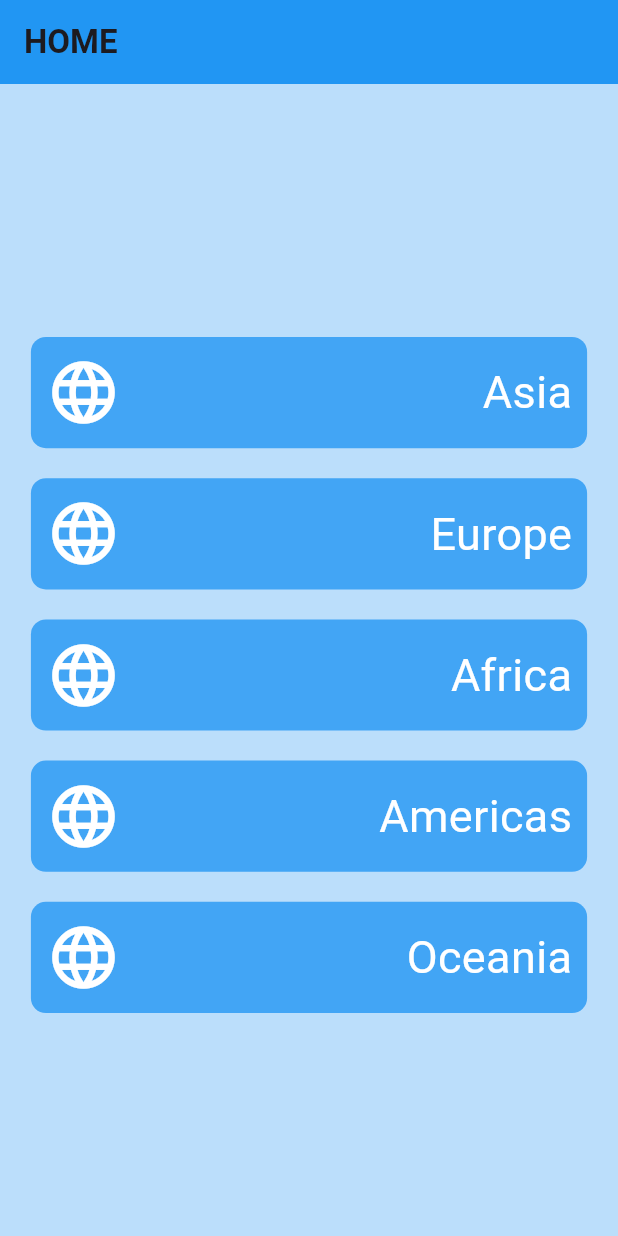
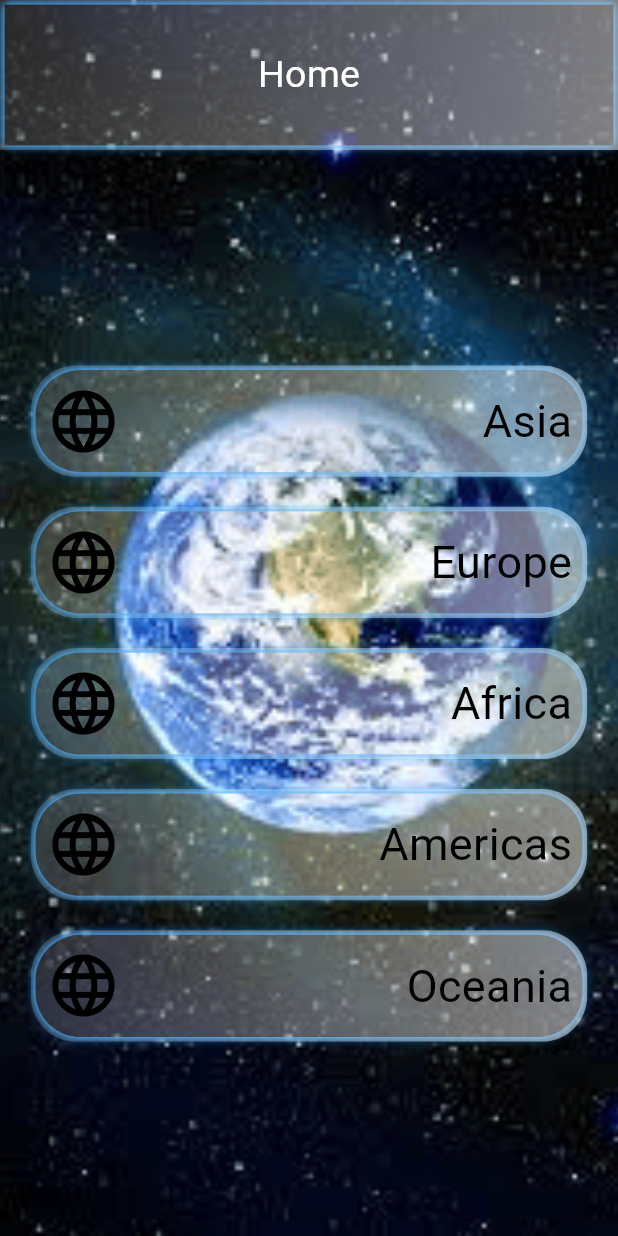
Before and after one commit to Lavlesh-123/tast_2, a Flutter app: the screen it shows after launch, on a phone screen of 412 x 824 dp. Run offline on Flutter 3.47's test engine with Material 3 defaults, Android fonts, the phone set to English and light mode, and no system bars; our stand-ins replace shimmer.

Commit message:
all completed

```diff
--- a/lib/view/home.dart
+++ b/lib/view/home.dart
@@ -1,33 +1,62 @@
-
 import 'package:flutter/material.dart';
 import 'package:task_2/continent_screen.dart';
 
 class HomeView extends StatelessWidget {
-  const HomeView({Key? key}) : super(key: key);
-
+  HomeView({Key? key}) : super(key: key);
+  Color shadowColor = Colors.blue;
   @override
   Widget build(BuildContext context) {
     return Scaffold(
-      backgroundColor: Colors.blue.shade100,
-      appBar: AppBar(
-        title: const Text(
-          'HOME',
-          style: TextStyle(fontWeight: FontWeight.w600),
-        ),
-        backgroundColor: Colors.blue,
-      ),
-      body: Center(
-        child: Column(
-          mainAxisAlignment: MainAxisAlignment.center,
+      body: Stack(alignment: Alignment.center, children: [
+        SizedBox(
+            height: double.infinity,
+            width: double.infinity,
+            child: Image.asset(
+              'assets/images/background.png',
+              fit: BoxFit.cover,
+            )),
+        Column(
+          mainAxisAlignment: MainAxisAlignment.start,
           children: [
+            Container(
+              alignment: Alignment.topCenter,
+              height: 100,
+              width: double.infinity,
+              decoration: BoxDecoration(
+                  boxShadow: [
+                    for (double i = 1; i < 3; i++)
+                      BoxShadow(
+                          spreadRadius: -3,
+                          color: shadowColor,
+                          blurRadius: 3 * i,
+                          blurStyle: BlurStyle.outer)
+                  ],
+                  // borderRadius: BorderRadius.circular(30),
+                  gradient: LinearGradient(
+                      begin: Alignment.topLeft,
+                      end: Alignment.bottomRight,
+                      colors: [
+                        Colors.white.withOpacity(0.15),
+                        Colors.white.withOpacity(0.50),
+                      ])),
+              child: const SafeArea(
+                  child: Center(
+                      child: Text(
+                'Home',
+                style: TextStyle(fontSize: 25, color: Colors.white),
+              ))),
+            ),
+            SizedBox(
+              height: MediaQuery.of(context).size.height * 0.15,
+            ),
             _buildContinent(context, 'Asia'),
             _buildContinent(context, 'Europe'),
             _buildContinent(context, 'Africa'),
             _buildContinent(context, 'Americas'),
             _buildContinent(context, 'Oceania'),
           ],
-        ),
-      ),
+        )
+      ]),
     );
   }
 
@@ -47,9 +76,22 @@ class HomeView extends StatelessWidget {
           height: MediaQuery.of(context).size.height * 0.09,
           width: MediaQuery.of(context).size.width * 0.9,
           decoration: BoxDecoration(
-            borderRadius: BorderRadius.circular(10.0),
-            color: Colors.blue.shade400,
-          ),
+              boxShadow: [
+                for (double i = 1; i < 3; i++)
+                  BoxShadow(
+                      spreadRadius: -3,
+                      color: shadowColor,
+                      blurRadius: 3 * i,
+                      blurStyle: BlurStyle.outer)
+              ],
+              borderRadius: BorderRadius.circular(30),
+              gradient: LinearGradient(
+                  begin: Alignment.topLeft,
+                  end: Alignment.bottomRight,
+                  colors: [
+                    Colors.white.withOpacity(0.15),
+                    Colors.white.withOpacity(0.50),
+                  ])),
           child: Padding(
             padding: const EdgeInsets.only(right: 10.0, left: 10),
             child: Row(
@@ -57,12 +99,12 @@ class HomeView extends StatelessWidget {
               children: [
                 const Icon(
                   Icons.language,
-                  color: Colors.white,
+                  color: Colors.black,
                   size: 50,
                 ),
                 Text(
                   title,
-                  style: const TextStyle(fontSize: 30, color: Colors.white),
+                  style: const TextStyle(fontSize: 30, color: Colors.black),
                 ),
               ],
             ),
@@ -74,7 +116,6 @@ class HomeView extends StatelessWidget {
 }
 
 class HomeProvider extends ChangeNotifier {
-
   String _selectedContinent = '';
 
   String get selectedContinent => _selectedContinent;
--- a/pubspec.yaml
+++ b/pubspec.yaml
@@ -64,8 +64,8 @@ flutter:
   uses-material-design: true
 
   # To add assets to your application, add an assets section, like this:
-  # assets:
-  #   - images/a_dot_burr.jpeg
+  assets:
+    - assets/images/
   #   - images/a_dot_ham.jpeg
 
   # An image asset can refer to one or more resolution-specific "variants", see
```
Also changed, not shown: assets/images/background.png (added).
